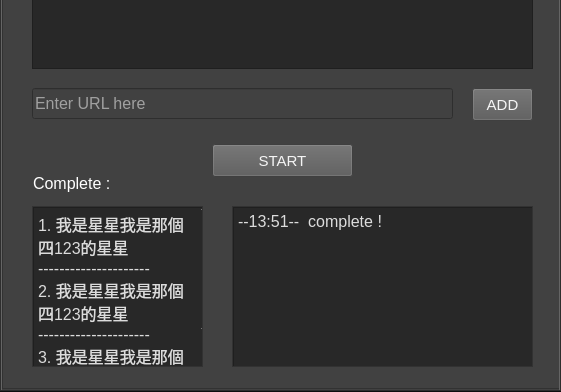
The window that QtDesigner/main_w.ui (webber123123/muse-hunter) describes before a commit, drawn with Qt 5; both pictures show x 0 to 561 and y 169 to 561 of the 561 by 561 pixel window.
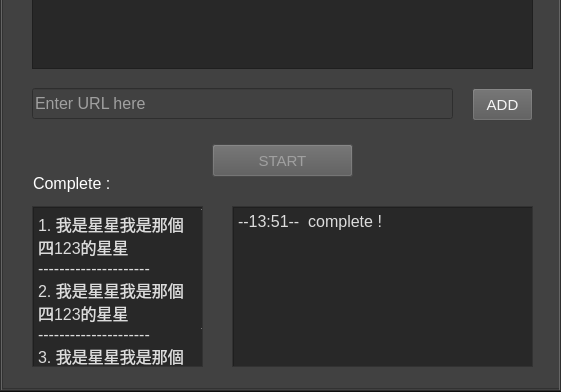
The same window after the commit.

```diff
--- a/QtDesigner/main_w.ui
+++ b/QtDesigner/main_w.ui
@@ -319,6 +319,9 @@
         </property>
        </widget>
        <widget class="QPushButton" name="btn_start_download">
+        <property name="enabled">
+         <bool>false</bool>
+        </property>
         <property name="geometry">
          <rect>
           <x>210</x>
@@ -334,8 +337,17 @@
          </font>
         </property>
         <property name="styleSheet">
-         <string notr="true">color: rgb(245, 245, 245);
-background-color: rgb(88, 88, 88);</string>
+         <string notr="true">QPushButton {
+	color: rgb(0, 255, 0);
+	background-color: rgb(88, 88, 88);
+}
+QPushButton:hover {
+	color: rgb(0, 220, 0);
+}
+
+QPushButton:disabled {
+	color: rgb(160, 160, 160);
+}</string>
         </property>
         <property name="text">
          <string>START</string>
```
Left out of the diff: 7 changed lines with no effect on the pictures.
